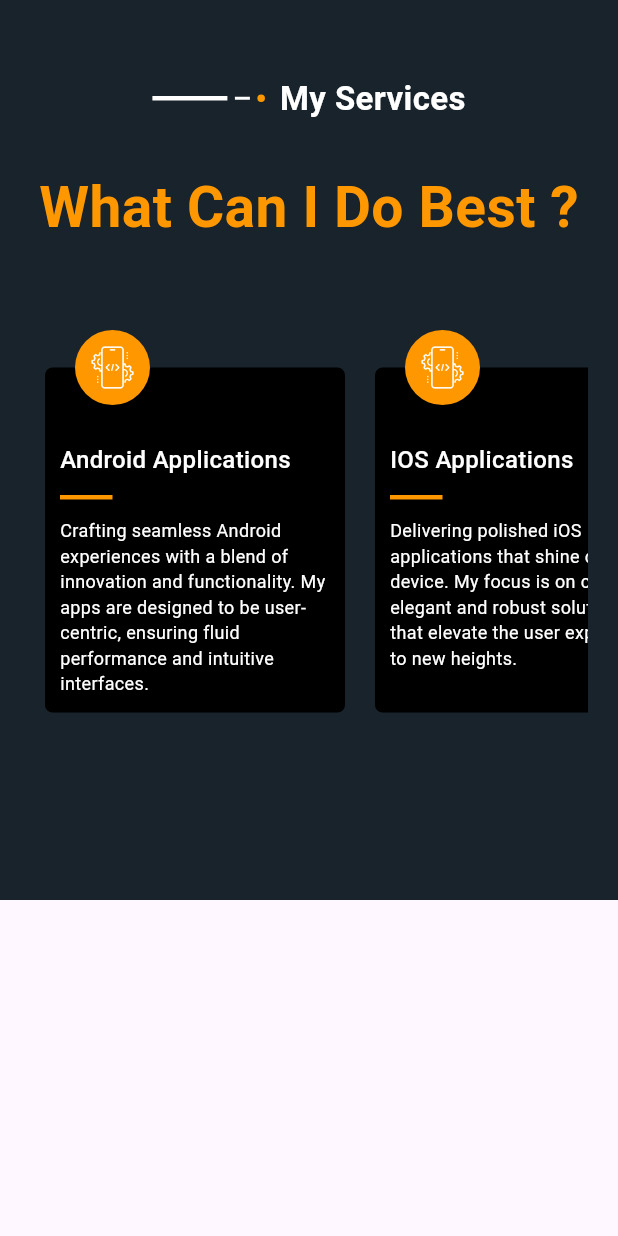
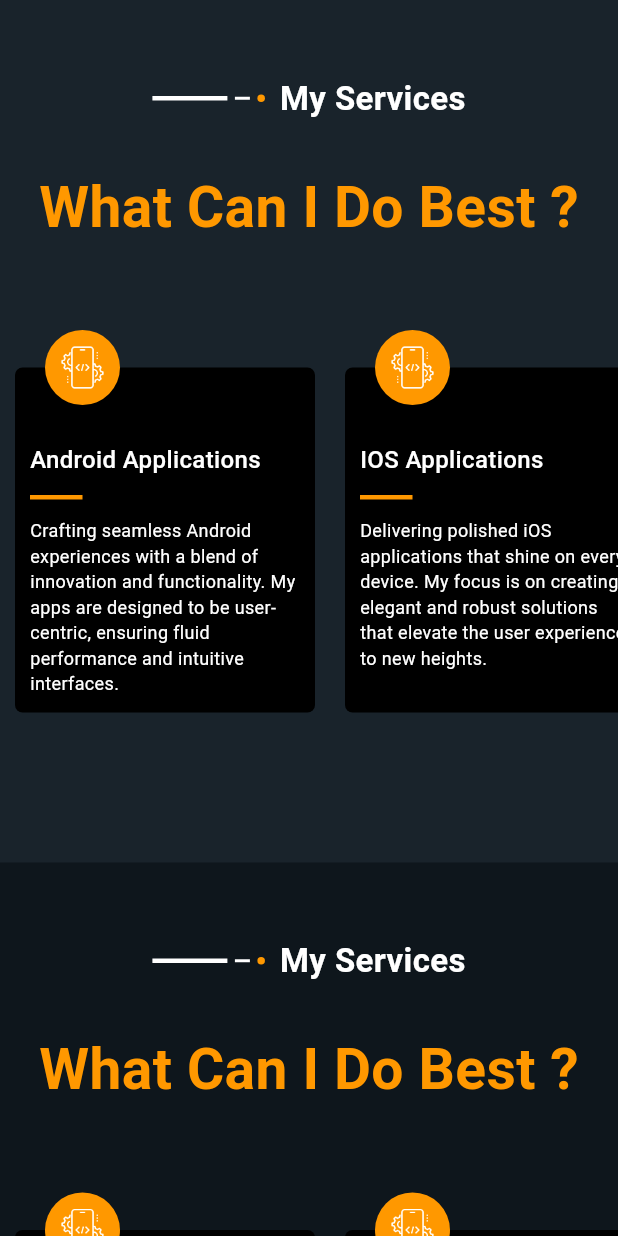
Before and after one commit to Ubaid-co/myPortfolio, a Flutter app: the ServicesPortion widget shown alone on an empty page, opened directly, on a phone screen of 412 x 824 dp. Run offline on Flutter 3.47's test engine with Material 3 defaults, Android fonts, the phone set to English and light mode, and no system bars; our stand-ins replace cached_network_image, get.

Commit message:
add skills module but still working

```diff
--- a/lib/widgets/services.dart
+++ b/lib/widgets/services.dart
@@ -15,7 +15,7 @@ class ServicesPortion extends StatefulWidget {
 
   const ServicesPortion({
     super.key,
-    this.height = 600,
+    this.height = 1200,
     this.width = double.infinity,
     required this.color,
     required this.text,
@@ -33,10 +33,73 @@ class _ServicesPortionState extends State<ServicesPortion> {
   @override
   Widget build(BuildContext context) {
     return Container(
-      padding: EdgeInsets.symmetric(vertical: 50, horizontal: 20),
-      height: widget.height,
+      padding: EdgeInsets.only(top: 50),
       width: widget.width,
       color: widget.color,
+      child: Column(
+        children: [
+          Column(
+            children: [
+              Row(
+                mainAxisAlignment: MainAxisAlignment.center,
+                children: [
+                  Container(
+                    width: 50,
+                    height: 3,
+                    decoration: BoxDecoration(
+                      color: appWhiteColor,
+                    ),
+                  ),
+                  SizedBox(
+                    width: 5,
+                  ),
+                  Container(
+                    width: 10,
+                    height: 2,
+                    decoration: BoxDecoration(
+                      color: appWhiteColor,
+                    ),
+                  ),
+                  SizedBox(
+                    width: 5,
+                  ),
+                  Container(
+                    width: 5,
+                    height: 5,
+                    decoration: BoxDecoration(color: orangeColor, shape: BoxShape.circle),
+                  ),
+                  SizedBox(
+                    width: 10,
+                  ),
+                  Text(widget.text, style: headingTextStyle.copyWith(color: appWhiteColor, fontSize: 22)),
+                ],
+              ),
+              SizedBox(
+                height: 30,
+              ),
+              Text("What Can I Do Best ?", style: headingTextStyle.copyWith(color: orangeColor, fontSize: 38)),
+              SizedBox(height: 40),
+              SizedBox(
+                height: 270,
+                child: ListView.builder(
+                  shrinkWrap: true,
+                  scrollDirection: Axis.horizontal,
+                  itemCount: widget.servicesData.length,
+                  itemBuilder: (context, index) {
+                    var data = widget.servicesData[index];
+                    return Padding(
+                      padding: const EdgeInsets.symmetric(horizontal: 10.0),
+                      child: serviceContainerWidget(data.title, data.description, data.image),
+                    );
+                  },
+                ),
+              ),
+            ],
+          ),
+          SizedBox(height: 100,),
+          Container(
+            padding: EdgeInsets.symmetric(vertical: 50),
+            color: darkGreenColor,
             child: Column(
               children: [
                 Row(
@@ -91,6 +154,9 @@ class _ServicesPortionState extends State<ServicesPortion> {
                         child: serviceContainerWidget(data.title, data.description, data.image),
                       );
                     },
+                  ),
+                ),
+              ],
             ),
           ),
         ],
```
Also changed, not shown: 1 other file. Lines whose indentation alone changed are shown as unchanged.
